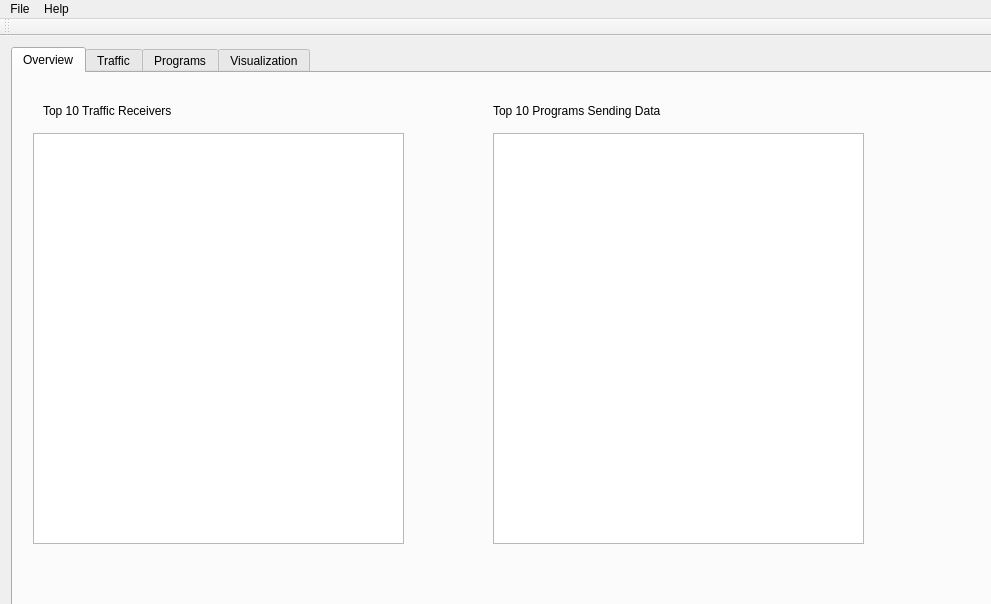
This is overview.ui in achow101/NetPriv as Qt 5 draws it before an edit; both pictures show x 0 to 991 and y 0 to 604 of the 1366 by 768 pixel window. The edited form follows.
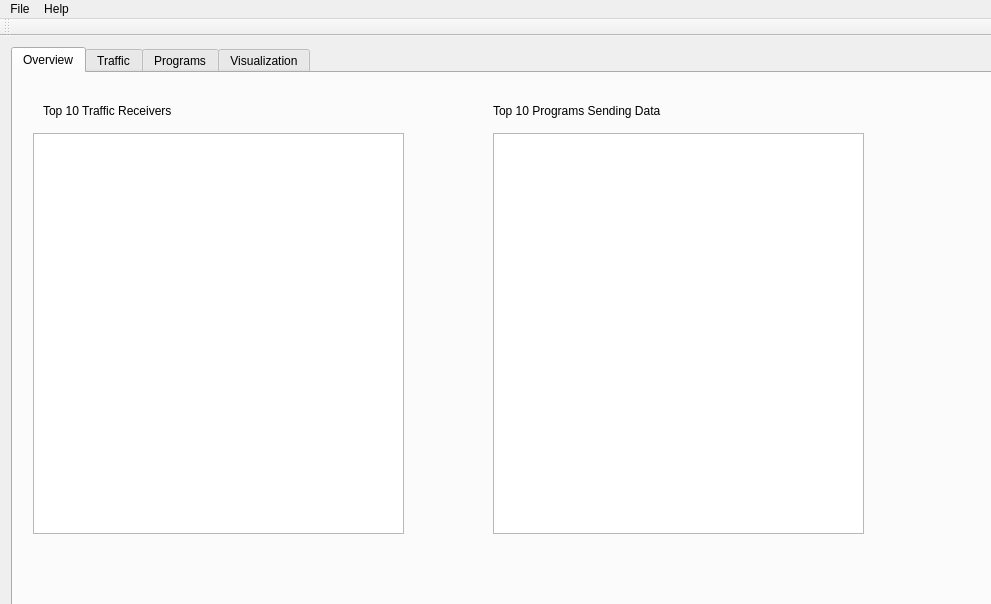
This is the edited form.

Commit message:
Fixed the overview tables
FIxed the overview tables so the extra space underneath the 10th largest
sender is not seen and the scroll bar is also not seen

Patch:
```diff
--- a/overview.ui
+++ b/overview.ui
@@ -69,9 +69,12 @@
           <x>20</x>
           <y>60</y>
           <width>371</width>
-          <height>411</height>
+          <height>401</height>
          </rect>
         </property>
+        <property name="verticalScrollBarPolicy">
+         <enum>Qt::ScrollBarAlwaysOff</enum>
+        </property>
        </widget>
        <widget class="QLabel" name="traffic_recv_label">
         <property name="geometry">
@@ -105,7 +108,7 @@
           <x>480</x>
           <y>60</y>
           <width>371</width>
-          <height>411</height>
+          <height>401</height>
          </rect>
         </property>
         <property name="verticalScrollBarPolicy">
```
